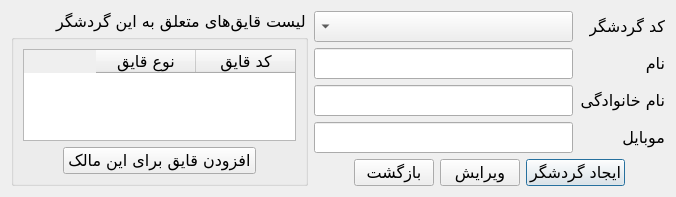
aghababaei-alireza/Boat_Rent, file UI/TouristDialog.ui: the form before one commit.
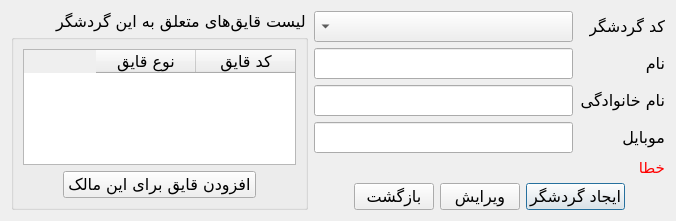
The form after the commit.

Patch:
```diff
--- a/UI/TouristDialog.ui
+++ b/UI/TouristDialog.ui
@@ -75,6 +75,55 @@
        </item>
       </layout>
      </item>
+     <item>
+      <widget class="QLabel" name="lbl_error">
+       <property name="palette">
+        <palette>
+         <active>
+          <colorrole role="WindowText">
+           <brush brushstyle="SolidPattern">
+            <color alpha="255">
+             <red>255</red>
+             <green>0</green>
+             <blue>0</blue>
+            </color>
+           </brush>
+          </colorrole>
+         </active>
+         <inactive>
+          <colorrole role="WindowText">
+           <brush brushstyle="SolidPattern">
+            <color alpha="255">
+             <red>255</red>
+             <green>0</green>
+             <blue>0</blue>
+            </color>
+           </brush>
+          </colorrole>
+         </inactive>
+         <disabled>
+          <colorrole role="WindowText">
+           <brush brushstyle="SolidPattern">
+            <color alpha="255">
+             <red>120</red>
+             <green>120</green>
+             <blue>120</blue>
+            </color>
+           </brush>
+          </colorrole>
+         </disabled>
+        </palette>
+       </property>
+       <property name="font">
+        <font>
+         <pointsize>11</pointsize>
+        </font>
+       </property>
+       <property name="text">
+        <string>خطا</string>
+       </property>
+      </widget>
+     </item>
      <item>
       <layout class="QHBoxLayout" name="hlay_buttons">
        <item>
```
